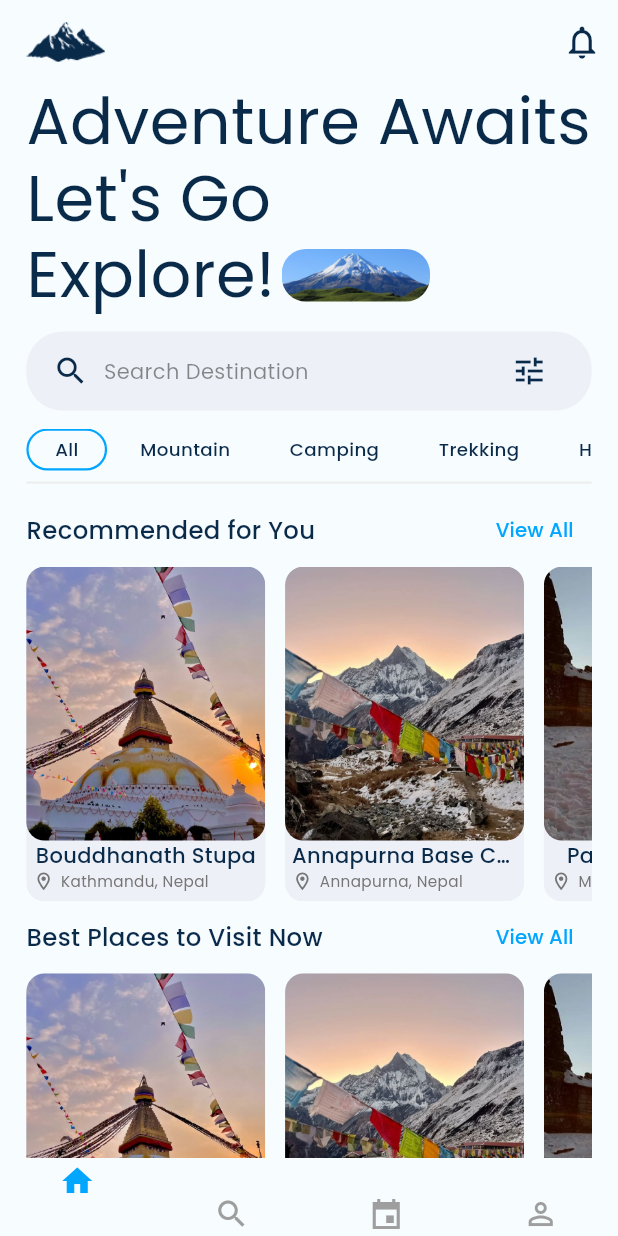
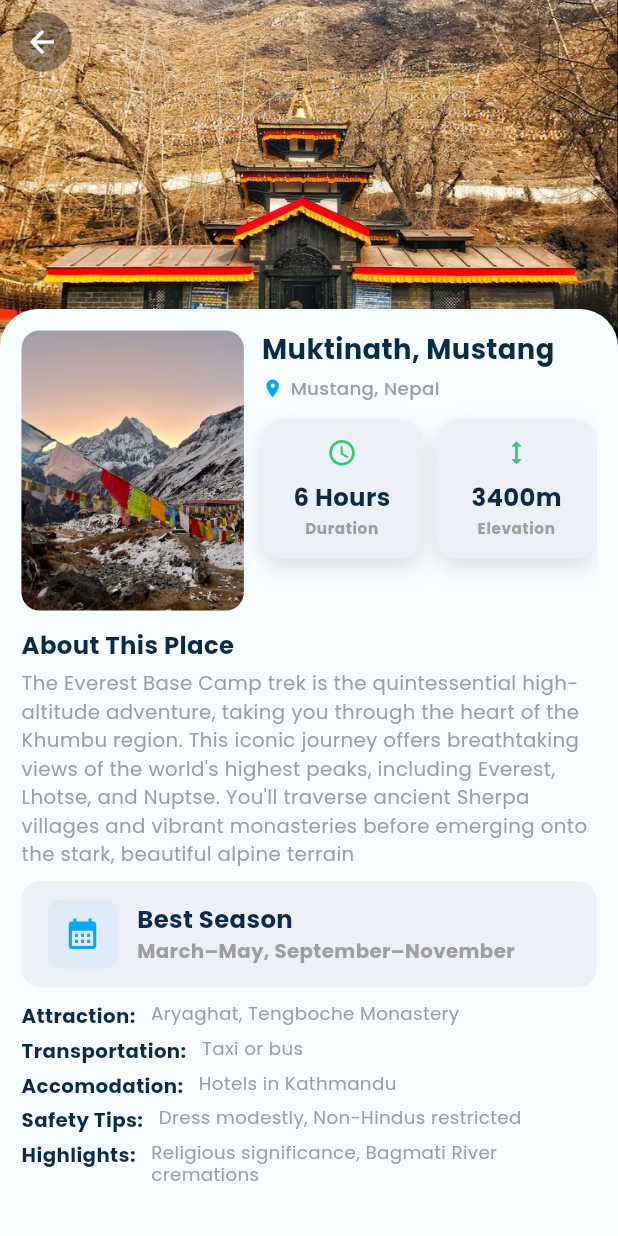
Before and after one commit to Shreejesh10/TravelTales, a Flutter app: the DashboardScreen screen opened by its route, after a tap on "Bouddhanath Stupa", on a phone screen of 412 x 824 dp. Run offline on Flutter 3.47's test engine with Material 3 defaults, Android fonts, the phone set to English and light mode, and no system bars; drawn by our look-alikes of curved_navigation_bar; our stand-ins replace flutter_image_compress, flutter_screenutil, flutter_secure_storage, image_picker; missing offline and left inert: dart:ffi; accounts and stored records are empty; network calls fail; project files that could hold a hidden picture were left out.

Commit message:
Feat: Completed Destination Detail page UI

```diff
--- a/traveltales/lib/core/route_config/route_config.dart
+++ b/traveltales/lib/core/route_config/route_config.dart
@@ -1,9 +1,11 @@
 import 'package:flutter/material.dart';
 import 'package:traveltales/core/route_config/route_names.dart';
 import 'package:traveltales/features/dashboard/dashboardScreen.dart';
+import 'package:traveltales/features/destinationDetailScreen/destinationDetailScreen.dart';
 import 'package:traveltales/features/homeScreen/homeScreen.dart';
 import 'package:traveltales/features/auth/login/loginScreen.dart';
 import 'package:traveltales/features/onboardingScreen/onboardingScreen.dart';
+import 'package:traveltales/features/settings/settingsScreen.dart';
 import 'package:traveltales/features/viewAllScreen/viewAllScreen.dart';
 
 import '../../features/auth/signup/signupScreen.dart';
@@ -30,6 +32,11 @@ class RouteConfig {
         return MaterialPageRoute(builder: (_) => ViewAllScreen(title: args as String,));
       case RouteName.preferenceScreen:
         return MaterialPageRoute(builder: (_) => PreferenceScreen());
+      case RouteName.settingScreen:
+        return MaterialPageRoute(builder: (_) => SettingsScreen());
+      case RouteName.destinationDetailScreen:
+        return MaterialPageRoute(builder: (_) => DestinationDetailScreen());
+
 
       default:
         return _errorRoute();
--- a/traveltales/lib/core/route_config/route_names.dart
+++ b/traveltales/lib/core/route_config/route_names.dart
@@ -11,7 +11,8 @@ class RouteName{
   static const String homeScreen = '/home-screen';
   static const String viewAllScreen = '/view-all-screen';
   static const String preferenceScreen = '/preference-screen';
-
+  static const String settingScreen = '/setting-screen';
+  static const String destinationDetailScreen = '/destination-detail-screen';
 
 
 
--- a/traveltales/lib/core/ui/components/destinationCard.dart
+++ b/traveltales/lib/core/ui/components/destinationCard.dart
@@ -1,5 +1,6 @@
 import 'package:flutter/material.dart';
 import 'package:flutter_screenutil/flutter_screenutil.dart';
+import 'package:traveltales/core/route_config/route_names.dart';
 import 'package:traveltales/core/ui/resources/theme/appColors.dart';
 import 'package:traveltales/core/ui/resources/theme/dimens.dart';
 
@@ -22,14 +23,14 @@ class DestinationCard extends StatelessWidget {
       height: 220.h,
       width: 145.w,
       decoration: BoxDecoration(
-        color:Theme.of(context).brightness == Brightness.light
-          ?  AppColors.containerBoxColor
-          :  AppColors.darkContainerBoxColor,
+        color:AppColors.getContainerBoxColor(context),
         borderRadius: BorderRadius.circular(12.r),
       ),
       child: InkWell(
         borderRadius: BorderRadius.circular(12.r),
-        onTap: (){},
+        onTap: (){
+          Navigator.pushNamed(context, RouteName.destinationDetailScreen);
+        },
         child: Column(
           mainAxisSize: MainAxisSize.min,
           mainAxisAlignment: MainAxisAlignment.start,
--- a/traveltales/lib/core/ui/components/viewAllRow.dart
+++ b/traveltales/lib/core/ui/components/viewAllRow.dart
@@ -27,7 +27,7 @@ class ViewAllRow extends StatelessWidget {
           firstText,
           style: TextStyle(
             fontSize: 16.sp,
-            fontWeight: FontWeight.w500,
+            fontWeight: FontWeight.w600,
           ),
         ),
         if(isViewAll)
@@ -38,6 +38,7 @@ class ViewAllRow extends StatelessWidget {
                   style: TextStyle(
                     color: Theme.of(context).colorScheme.primary,
                     fontSize: 13.sp,
+
                   )
               )
           ),
--- a/traveltales/lib/core/ui/resources/theme/appColors.dart
+++ b/traveltales/lib/core/ui/resources/theme/appColors.dart
@@ -2,11 +2,29 @@ import 'package:flutter/material.dart';
 
 class AppColors {
   static const containerBoxColor = Color(0xFFEDF0F7);
+  static const detailBackgroundColor = Color(0xFFF7FCFF);
+  static const darkDetailBackgroundColor = Color(0xFF0A2A4A);
   static const darkContainerBoxColor = Color(0xFF0C3047);
+  static const leadingDetailPageColor = Color(0x60000000);
 
   static Color getContainerBoxColor(BuildContext context) {
     return Theme.of(context).brightness == Brightness.light
         ? containerBoxColor
         : darkContainerBoxColor;
   }
+  static Color getDetailBackgroundColor(BuildContext context) {
+    return Theme.of(context).brightness == Brightness.light
+        ? detailBackgroundColor
+        : darkDetailBackgroundColor;
+  }
+  static Color getIconColors(BuildContext context) {
+    return Theme.of(context).brightness == Brightness.light
+        ? Colors.lightBlue
+        : Colors.lightBlue;
+  }
+  static Color getSmallTextColor(BuildContext context) {
+    return Theme.of(context).brightness == Brightness.light
+        ? Colors.grey
+        : Colors.grey;
+  }
 }
--- a/traveltales/lib/features/auth/login/loginScreen.dart
+++ b/traveltales/lib/features/auth/login/loginScreen.dart
@@ -49,7 +49,7 @@ class LoginScreenState extends State<LoginScreen> {
       if (!mounted) return;
 
       ScaffoldMessenger.of(context).showSnackBar(
-        SnackBar(content: Text("Login failed: $e")),
+        SnackBar(content: Text("Check you email and password and try again")),
       );
     }
   }
--- a/traveltales/lib/features/dashboard/dashboardScreen.dart
+++ b/traveltales/lib/features/dashboard/dashboardScreen.dart
@@ -18,7 +18,7 @@ class _DashboardScreenState extends State<DashboardScreen> {
   final List<Widget> _pages = const [
     HomeScreen(),
     EventsScreen(),
-    SettingsScreen(),
+    EventsScreen(),
     ProfileScreen(),
   ];
 
--- /dev/null
+++ b/traveltales/lib/features/destinationDetailScreen/destinationDetailScreen.dart
@@ -0,0 +1,358 @@
+import 'package:flutter/material.dart';
+import 'package:flutter_screenutil/flutter_screenutil.dart';
+import 'package:traveltales/core/route_config/route_names.dart';
+import 'package:traveltales/core/ui/components/destinationCard.dart';
+import 'package:traveltales/core/ui/components/viewAllRow.dart';
+import 'package:traveltales/core/ui/localization/sharedRes.dart';
+import 'package:traveltales/core/ui/resources/theme/appColors.dart';
+
+class DestinationDetailScreen extends StatefulWidget {
+  const DestinationDetailScreen({super.key});
+
+  @override
+  State<DestinationDetailScreen> createState() =>
+      _DestinationDetailScreenState();
+}
+
+class _DestinationDetailScreenState extends State<DestinationDetailScreen> {
+  @override
+  Widget build(BuildContext context) {
+    double screenHeight = 1.sh;
+    return Scaffold(
+      extendBodyBehindAppBar: true,
+      appBar: AppBar(
+        backgroundColor: Colors.transparent,
+        elevation: 0,
+        leading: Padding(
+          padding: EdgeInsets.all(8.h),
+          child: Center(
+            child: Container(
+              height: 40.h,
+              width: 40.h,
+              decoration: BoxDecoration(
+                shape: BoxShape.circle,
+                color: AppColors.leadingDetailPageColor,
+              ),
+              child: IconButton(
+                onPressed: () => Navigator.pop(context),
+                icon: const Icon(Icons.arrow_back, color: Colors.white),
+                padding: EdgeInsets.zero,
+              ),
+            ),
+          ),
+        ),
+      ),
+      body: Stack(
+        children: [
+          SizedBox(
+            height: screenHeight * 0.3,
+            width: double.infinity,
+
+            child: Image.asset('assets/images/Mustang.png', fit: BoxFit.cover),
+          ),
+          Padding(
+            padding: EdgeInsets.only(top: screenHeight * 0.25),
+            child: Container(
+              width: double.infinity,
+              padding: EdgeInsets.all(13.w),
+              decoration: BoxDecoration(
+                color: AppColors.getDetailBackgroundColor(context),
+                borderRadius: BorderRadius.vertical(top: Radius.circular(25.r)),
+                boxShadow: [
+                  BoxShadow(
+                    blurRadius: 25,
+                    offset: const Offset(0, -8),
+                    color: Colors.black.withOpacity(0.08),
+                  ),
+                ],
+              ),
+              child: CustomScrollView(
+                slivers: [
+                  SliverToBoxAdapter(
+                    child: Column(
+                      crossAxisAlignment: CrossAxisAlignment.start,
+                      children: [
+                        Row(
+                          crossAxisAlignment: CrossAxisAlignment.start,
+                          children: [
+                            ClipRRect(
+                              borderRadius: BorderRadius.circular(12.r),
+                              child: Image.asset(
+                                'assets/images/Annapurna.png',
+                                width: 135.w,
+                                height: 170.w,
+                                fit: BoxFit.cover,
+                              ),
+                            ),
+
+                            const SizedBox(width: 12),
+                            Expanded(
+                              child: Column(
+                                crossAxisAlignment: CrossAxisAlignment.start,
+                                children: [
+                                  Text(
+                                    'Muktinath, Mustang',
+                                    style: TextStyle(
+                                      fontSize: 18.sp,
+                                      fontWeight: FontWeight.bold,
+                                    ),
+                                  ),
+
+                                  4.h.verticalSpace,
+                                  Row(
+                                    children: [
+                                      Icon(
+                                        Icons.location_on,
+                                        size: 14.sp,
+                                        color: AppColors.getIconColors(context),
+                                      ),
+                                      4.w.horizontalSpace,
+                                      Text(
+                                        "Mustang, Nepal",
+                                        style: TextStyle(
+                                          fontSize: 12.sp,
+                                          fontWeight: FontWeight.w500,
+                                          color: AppColors.getSmallTextColor(context),
+                                        ),
+                                      ),
+                                    ],
+                                  ),
+
+                                  8.h.verticalSpace,
+                                  SizedBox(height: 4.h),
+                                  Row(
+                                    children: [
+                                      Expanded(
+                                        child: _statCard(
+                                          icon: Icons.schedule,
+                                          value: '6 Hours',
+                                          label: 'Duration',
+                                          onTap: () {},
+                                          iconColor: const Color(0xFF2ECC71),
+                                        ),
+                                      ),
+                                      8.w.horizontalSpace,
+                                      Expanded(
+                                        child: _statCard(
+                                          icon: Icons.height,
+                                          value: '3400m',
+                                          label: 'Elevation',
+                                          onTap: () {},
+                                          iconColor: const Color(0xFF2ECC71),
+                                        ),
+                                      ),
+                                    ],
+                                  ),
+                                ],
+                              ),
+                            ),
+                          ],
+                        ),
+                        SizedBox(height: 12.h),
+                        ViewAllRow(
+                          firstText: "About This Place",
+                          onPressed: () {},
+                          isViewAll: false,
+                        ),
+                        SizedBox(height: 4.h),
+                        Text(
+                          "The Everest Base Camp trek is the quintessential high-altitude adventure, taking you through the heart of the Khumbu region. This iconic journey offers breathtaking views of the world's highest peaks, including Everest, Lhotse, and Nuptse. You'll traverse ancient Sherpa villages and vibrant monasteries before emerging onto the stark, beautiful alpine terrain",
+                          style: TextStyle(fontSize: 13.sp, color: Colors.grey),
+                        ),
+                        SizedBox(height: 8.h),
+                        _bestSeasonCard(
+                          seasonText: "March–May, September–November",
+                        ),
+
+                        SizedBox(height: 10.h),
+                        _infoRow(
+                          mainText: "Attraction: ",
+                          contentText: 'Aryaghat, Tengboche Monastery',
+                        ),
+                        _infoRow(
+                          mainText: "Transportation: ",
+                          contentText: 'Taxi or bus',
+                        ),
+                        _infoRow(
+                          mainText: "Accomodation: ",
+                          contentText: 'Hotels in Kathmandu',
+                        ),
+                        _infoRow(
+                          mainText: "Safety Tips: ",
+                          contentText: 'Dress modestly, Non-Hindus restricted',
+                        ),
+                        _infoRow(
+                          mainText: "Highlights: ",
+                          contentText:
+                              'Religious significance, Bagmati River cremations',
+                        ),
+
+                        ViewAllRow(
+                          firstText: SharedRes.strings(context).recommendedForYou,
+                          onPressed: (){
+                            Navigator.pushNamed(
+                                context,
+                                RouteName.viewAllScreen,
+                                arguments: SharedRes.strings(context).recommendedForYou
+                            );
+                          },
+
+                        ),
+
+                        SizedBox(
+                          height: 220.h,
+                          child: ListView(
+                            scrollDirection: Axis.horizontal,
+                            children: [
+                              DestinationCard(
+                                imagePath: 'assets/images/Bouddha.png',
+                                title: 'Bouddhanath Stupa',
+                                location: 'Kathmandu, Nepal',
+                              ),
+                              DestinationCard(
+                                imagePath: 'assets/images/Annapurna.png',
+                                title: 'Annapurna Base Camp',
+                                location: 'Annapurna, Nepal',
+                              ),
+                              DestinationCard(
+                                imagePath: 'assets/images/Pathivara.png',
+                                title: 'Pathivara Temple',
+                                location: 'Mechi, Nepal',
+                              ),
+                            ],
+                          ),
+                        ),
+                      ],
+                    ),
+                  ),
+                ],
+              ),
+            ),
+          ),
+        ],
+      ),
+    );
+  }
+
+  Widget _infoRow({required String mainText, required String contentText}) {
+    return Padding(
+      padding: EdgeInsets.only(bottom: 4.h),
+      child: Row(
+        crossAxisAlignment: CrossAxisAlignment.start,
+        children: [
+          Text(
+            mainText,
+            style: TextStyle(fontSize: 13.sp, fontWeight: FontWeight.w600),
+          ),
+          6.w.horizontalSpace,
+          Expanded(
+            child: Text(
+              contentText,
+              maxLines: 2,
+              overflow: TextOverflow.ellipsis,
+              style: TextStyle(
+                fontSize: 12.sp,
+                color: AppColors.getSmallTextColor(context),
+                height: 1.25,
+              ),
+            ),
+          ),
+        ],
+      ),
+    );
+  }
+
+  Widget _bestSeasonCard({required String seasonText}) {
+    return Container(
+      padding: EdgeInsets.symmetric(horizontal: 16.w, vertical: 12.h),
+      decoration: BoxDecoration(
+        color: AppColors.getContainerBoxColor(context),
+        borderRadius: BorderRadius.circular(12.r),
+      ),
+      child: Row(
+        children: [
+          Container(
+            padding: EdgeInsets.all(10.w),
+            decoration: BoxDecoration(
+              color: Colors.lightBlue.withOpacity(0.06),
+              borderRadius: BorderRadius.circular(8.r),
+            ),
+            child: Icon(
+              Icons.calendar_month,
+              size: 24.sp,
+              color: AppColors.getIconColors(context),
+            ),
+          ),
+          SizedBox(width: 12.w),
+          Column(
+            crossAxisAlignment: CrossAxisAlignment.start,
+            children: [
+              Text(
+                "Best Season",
+                style: TextStyle(fontSize: 16.sp, fontWeight: FontWeight.w600),
+              ),
+              Text(
+                seasonText,
+                style: TextStyle(
+                  fontSize: 13.sp,
+                  fontWeight: FontWeight.bold,
+                  color: Colors.grey,
+                ),
+              ),
+            ],
+          ),
+        ],
+      ),
+    );
+  }
+
+  Widget _statCard({
+    required IconData icon,
+    required String value,
+    required String label,
+    required VoidCallback onTap,
+    required iconColor,
+  }) {
+    return InkWell(
+      onTap: onTap,
+      borderRadius: BorderRadius.circular(14.r),
+      child: Container(
+        padding: EdgeInsets.symmetric(horizontal: 12.w, vertical: 12.h),
+        decoration: BoxDecoration(
+          boxShadow: [
+            BoxShadow(
+              blurRadius: 12,
+              offset: const Offset(0, 6),
+              color: Colors.black.withOpacity(0.1),
+            ),
+          ],
+          color: AppColors.getContainerBoxColor(context),
+          borderRadius: BorderRadius.circular(14.r),
+        ),
+        child: Column(
+          mainAxisSize: MainAxisSize.min,
+          children: [
+            Icon(icon, size: 20.sp, color: iconColor),
+            SizedBox(height: 8.h),
+            Text(
+              value,
+              overflow: TextOverflow.ellipsis,
+              style: TextStyle(fontSize: 16.sp, fontWeight: FontWeight.w800),
+            ),
+            SizedBox(height: 2.h),
+            Text(
+              label,
+              textAlign: TextAlign.center,
+              style: TextStyle(
+                fontSize: 10.sp,
+                color: Colors.grey,
+                fontWeight: FontWeight.w600,
+                letterSpacing: 0.4,
+              ),
+            ),
+          ],
+        ),
+      ),
+    );
+  }
+}
--- a/traveltales/lib/features/homeScreen/homeScreen.dart
+++ b/traveltales/lib/features/homeScreen/homeScreen.dart
@@ -9,7 +9,6 @@ import 'package:traveltales/core/ui/components/viewAllRow.dart';
 import 'package:traveltales/core/ui/localization/sharedRes.dart';
 import 'package:traveltales/core/ui/resources/theme/dimens.dart';
 
-import '../../api/api.dart';
 
 class HomeScreen extends StatefulWidget {
 
--- a/traveltales/lib/features/settings/settingsScreen.dart
+++ b/traveltales/lib/features/settings/settingsScreen.dart
@@ -12,14 +12,12 @@ class _SettingsScreenState extends State<SettingsScreen> {
   Widget build(BuildContext context) {
     return Scaffold(
       appBar: AppBar(
-        automaticallyImplyLeading: false,
+        title: Text('Account Setting'),
 
       ),
-      body: SingleChildScrollView(
-        child: ListView(
+      body: Scaffold(
 
-        )
-      ),
+      )
     );
   }
 }
```
Also changed, not shown: traveltales/lib/core/ui/components/actionDialogBox.dart (+7 -9 lines), traveltales/lib/core/ui/components/themeDialog.dart (added, +59 -0 lines), traveltales/lib/features/profile/profile.dart (+54 -11 lines), traveltales/lib/features/viewAllScreen/viewAllScreen.dart (+9 -8 lines), traveltales/lib/traveltales.dart (+23 -0 lines).
